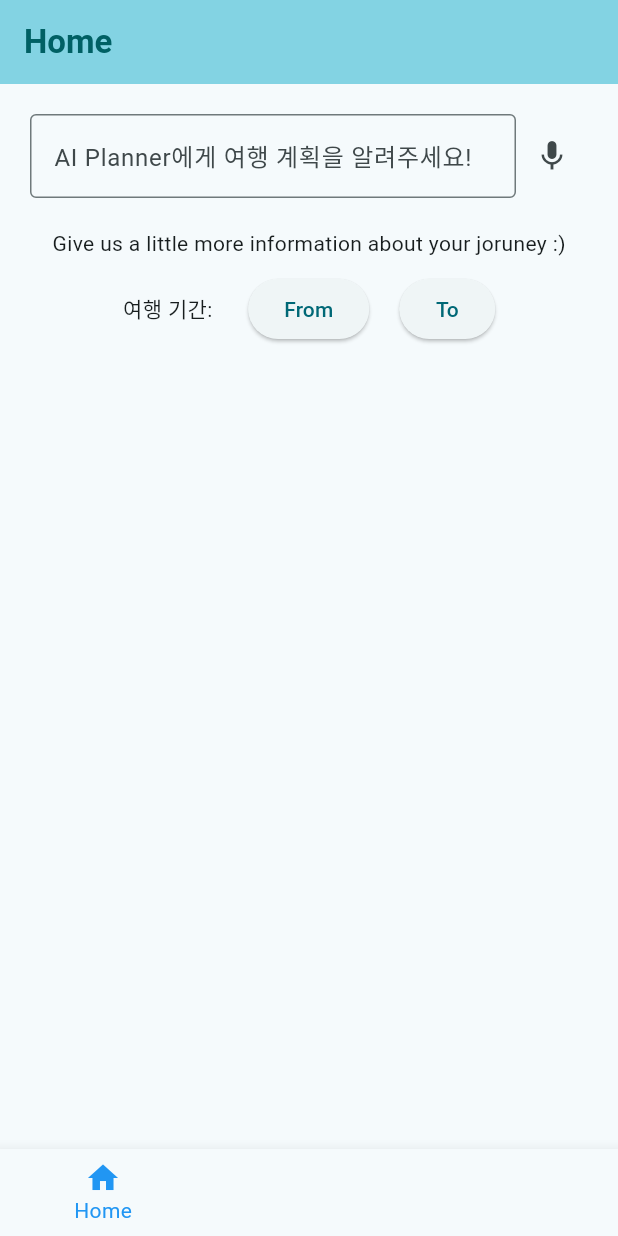
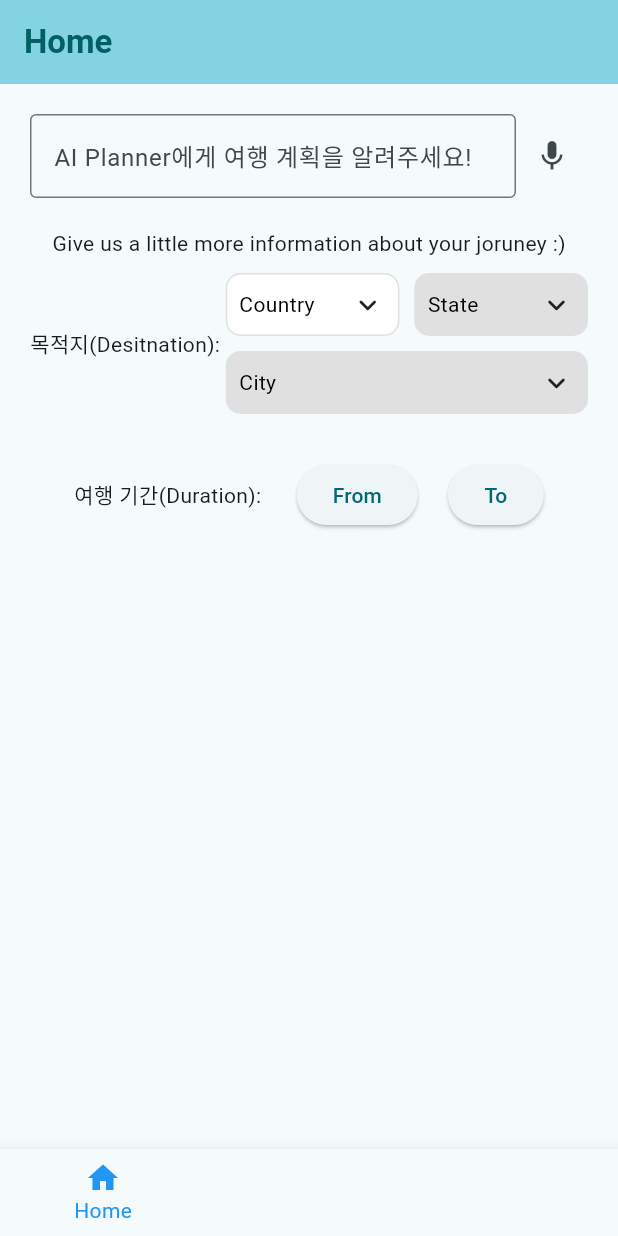
Before and after one commit to clapkong/Final_Travel_Planner, a Flutter app: the screen it shows after launch, on a phone screen of 412 x 824 dp. Run offline on Flutter 3.47's test engine with Material 3 defaults, Android fonts, the phone set to English and light mode, and no system bars; drawn by our look-alikes of csc_picker; Roboto replaces fonts that are missing (Pretendard).

Commit message:
added destination selection

```diff
--- a/lib/main.dart
+++ b/lib/main.dart
@@ -1,4 +1,5 @@
 import 'package:flutter/material.dart';
+import 'package:csc_picker/csc_picker.dart';
 
 void main() {
   runApp(const MyApp());
@@ -96,6 +97,16 @@ class _HomePageState extends State<HomePage> {
   DateTime date = DateTime.now();
   bool flag_from = false;
   bool flag = false;
+  String countryValue = "";
+  String stateValue = "";
+  String cityValue = "";
+  String address = "";
+
+  void _updateAddress() {
+                setState(() {
+                  address = "$cityValue, $stateValue, $countryValue";
+                });
+              }
 
   @override
   Widget build(BuildContext context) {
@@ -103,7 +114,7 @@ class _HomePageState extends State<HomePage> {
       padding: const EdgeInsets.all(20.0),
       child: Column(
         children: [
-
+          //AI Command Textbox
           Row(
             children: [
               Expanded(
@@ -133,9 +144,110 @@ class _HomePageState extends State<HomePage> {
           Text('Give us a little more information about your joruney :)'),
           SizedBox(height: 10),
           Row(
+            children: <Widget>[
+              Text('목적지(Desitnation): '),
+              Expanded(
+                child: CSCPicker(
+                  ///Enable disable state dropdown [OPTIONAL PARAMETER]
+                  showStates: true,
+
+                  /// Enable disable city drop down [OPTIONAL PARAMETER]
+                  showCities: true,
+
+                  ///Enable (get flag with country name) / Disable (Disable flag) / ShowInDropdownOnly (display flag in dropdown only) [OPTIONAL PARAMETER]
+                  flagState: CountryFlag.DISABLE,
+
+                  ///Dropdown box decoration to style your dropdown selector [OPTIONAL PARAMETER] (USE with disabledDropdownDecoration)
+                  dropdownDecoration: BoxDecoration(
+                      borderRadius: BorderRadius.all(Radius.circular(10)),
+                      color: Colors.white,
+                      border:
+                          Border.all(color: Colors.grey.shade300, width: 1)),
+
+                  ///Disabled Dropdown box decoration to style your dropdown selector [OPTIONAL PARAMETER]  (USE with disabled dropdownDecoration)
+                  disabledDropdownDecoration: BoxDecoration(
+                      borderRadius: BorderRadius.all(Radius.circular(10)),
+                      color: Colors.grey.shade300,
+                      border:
+                          Border.all(color: Colors.grey.shade300, width: 1)),
+
+                  ///placeholders for dropdown search field
+                  countrySearchPlaceholder: "Country",
+                  stateSearchPlaceholder: "State",
+                  citySearchPlaceholder: "City",
+
+                  ///labels for dropdown
+                  countryDropdownLabel: "Country",
+                  stateDropdownLabel: "State",
+                  cityDropdownLabel: "City",
+
+                  ///Disable country dropdown (Note: use it with default country)
+                  //disableCountry: true,
+
+                  ///selected item style [OPTIONAL PARAMETER]
+                  selectedItemStyle: TextStyle(
+                    color: Colors.black,
+                    fontSize: 14,
+                  ),
+
+                  ///DropdownDialog Heading style [OPTIONAL PARAMETER]
+                  dropdownHeadingStyle: TextStyle(
+                      color: Colors.black,
+                      fontSize: 17,
+                      fontWeight: FontWeight.bold),
+
+                  ///DropdownDialog Item style [OPTIONAL PARAMETER]
+                  dropdownItemStyle: TextStyle(
+                    color: Colors.black,
+                    fontSize: 14,
+                  ),
+
+                  ///Dialog box radius [OPTIONAL PARAMETER]
+                  dropdownDialogRadius: 10.0,
+
+                  ///Search bar radius [OPTIONAL PARAMETER]
+                  searchBarRadius: 10.0,
+
+                  ///triggers once country selected in dropdown
+                  onCountryChanged: (value) {
+                    setState(() {
+                      ///store value in country variable
+                      countryValue = value;
+                      _updateAddress();
+                    });
+                  },
+
+                  ///triggers once state selected in dropdown
+                  onStateChanged: (value) {
+                    setState(() {
+                      ///store value in state variable
+                      stateValue = value ?? '';
+                      _updateAddress();
+                    });
+                  },
+
+                  ///triggers once city selected in dropdown
+                  onCityChanged: (value) {
+                    setState(() {
+                      ///store value in city variable
+                      cityValue = value ?? '';
+                      _updateAddress();
+                    });
+                  },
+
+                  ///Show only specific countries using country filter
+                  // countryFilter: ["United States", "Canada", "Mexico"],
+                ),
+              ),
+              ],
+          ),
+          Text(address),
+          //여행 기간
+          SizedBox(height:10),
+          Row(
             mainAxisAlignment: MainAxisAlignment.center,
             children:[
-              Text('여행 기간: '),
+              Text('여행 기간(Duration): '),
               SizedBox(width: 20),
               ElevatedButton(
                 onPressed: () async {
--- a/pubspec.yaml
+++ b/pubspec.yaml
@@ -35,6 +35,7 @@ dependencies:
   # The following adds the Cupertino Icons font to your application.
   # Use with the CupertinoIcons class for iOS style icons.
   cupertino_icons: ^1.0.8
+  csc_picker: ^0.2.7
 
 dev_dependencies:
   flutter_test:
```
Also changed, not shown: pubspec.lock.
